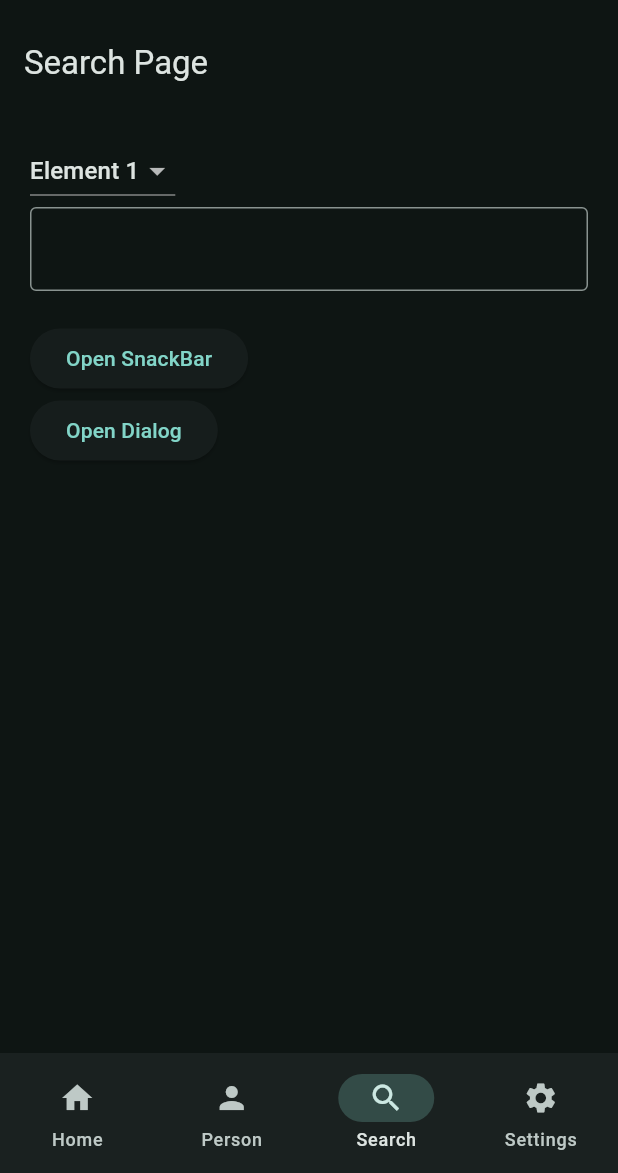
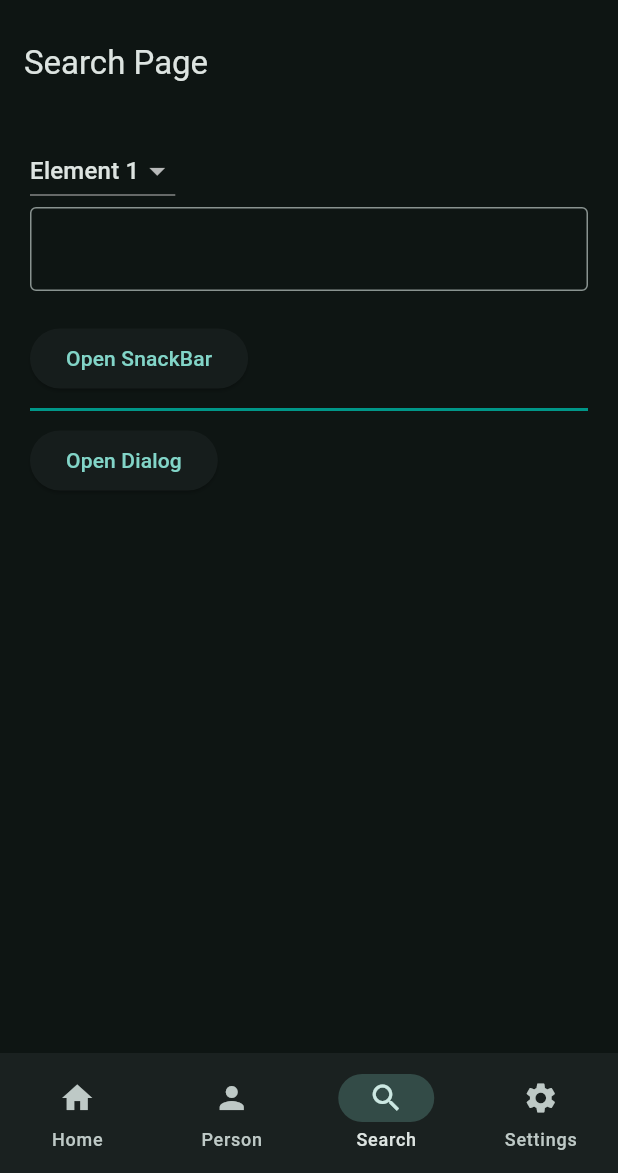
Before and after one commit to LHjortlund/flutter_april, a Flutter app: the screen it shows after launch, item 3 of the bottom bar chosen, on a phone screen of 412 x 824 dp, the part 63-1236 px from its top. Run offline on Flutter 3.47's test engine with Material 3 defaults, Android fonts, the phone set to English and light mode, and no system bars.

Commit message:
added divider

```diff
--- a/lib/views/pages/search_page.dart
+++ b/lib/views/pages/search_page.dart
@@ -58,6 +58,7 @@ class _SearchPageState extends State<SearchPage> {
                   'Open SnackBar',
                 ), // Added the required child parameter
               ),
+              Divider(color: Colors.teal, height: 20, thickness: 2),
               ElevatedButton(
                 onPressed: () {
                   showDialog(
```
